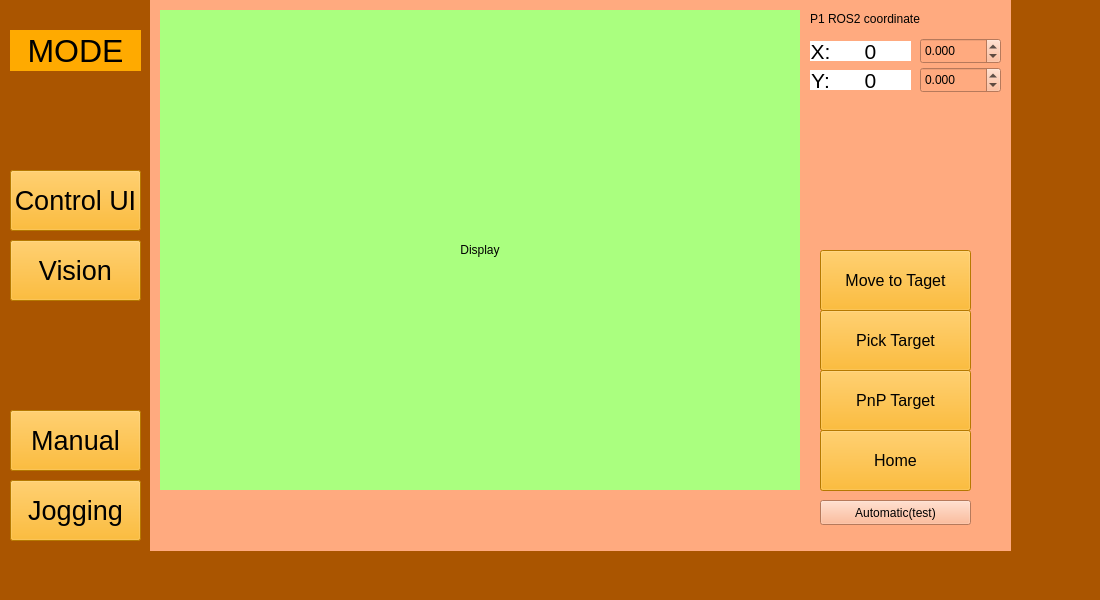
Old version of the form robotarm_gui/ros_gui_3.ui in the repository b6327835/robotarm.
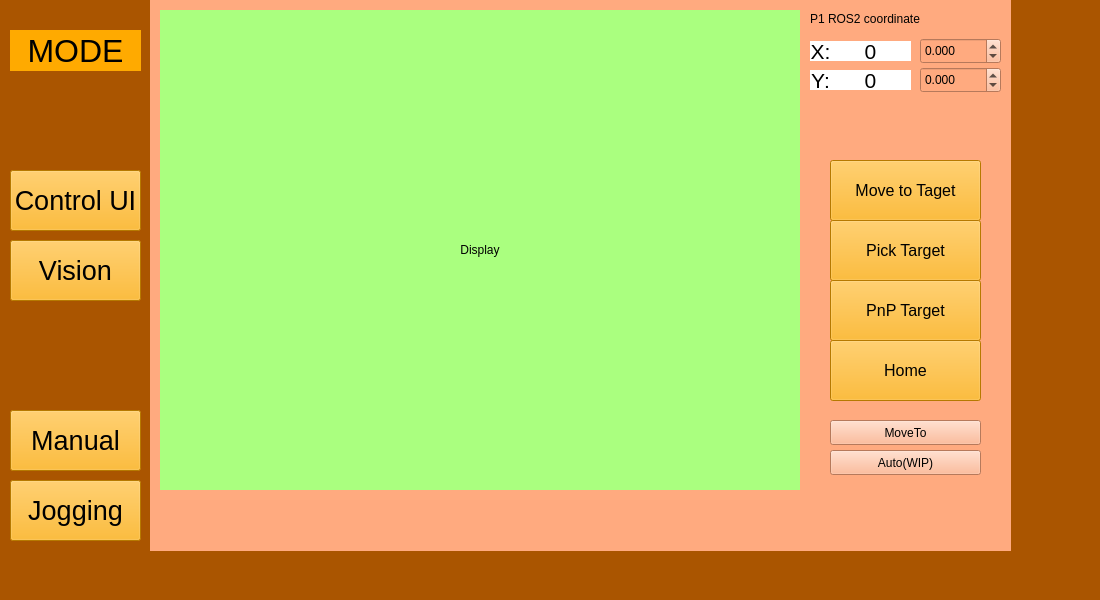
New version of the form. The open tabs and pages were chosen to show the change. Icons and pictures are not drawn.

Commit message: add moveto button

```diff
--- a/robotarm_gui/ros_gui_3.ui
+++ b/robotarm_gui/ros_gui_3.ui
@@ -492,8 +492,8 @@
      <widget class="QPushButton" name="home_bt">
       <property name="geometry">
        <rect>
-        <x>670</x>
-        <y>430</y>
+        <x>680</x>
+        <y>340</y>
         <width>151</width>
         <height>61</height>
        </rect>
@@ -513,8 +513,8 @@
      <widget class="QPushButton" name="Gopoint">
       <property name="geometry">
        <rect>
-        <x>670</x>
-        <y>250</y>
+        <x>680</x>
+        <y>160</y>
         <width>151</width>
         <height>61</height>
        </rect>
@@ -534,8 +534,8 @@
      <widget class="QPushButton" name="pnp_bt">
       <property name="geometry">
        <rect>
-        <x>670</x>
-        <y>370</y>
+        <x>680</x>
+        <y>280</y>
         <width>151</width>
         <height>61</height>
        </rect>
@@ -664,8 +664,8 @@
      <widget class="QPushButton" name="pick_target_bt">
       <property name="geometry">
        <rect>
-        <x>670</x>
-        <y>310</y>
+        <x>680</x>
+        <y>220</y>
         <width>151</width>
         <height>61</height>
        </rect>
@@ -729,14 +729,27 @@
      <widget class="QPushButton" name="auto_bt">
       <property name="geometry">
        <rect>
-        <x>670</x>
-        <y>500</y>
+        <x>680</x>
+        <y>450</y>
         <width>151</width>
         <height>25</height>
        </rect>
       </property>
       <property name="text">
-       <string>Automatic(test)</string>
+       <string>Auto(WIP)</string>
+      </property>
+     </widget>
+     <widget class="QPushButton" name="moveto_bt">
+      <property name="geometry">
+       <rect>
+        <x>680</x>
+        <y>420</y>
+        <width>151</width>
+        <height>25</height>
+       </rect>
+      </property>
+      <property name="text">
+       <string>MoveTo</string>
       </property>
      </widget>
     </widget>
```
Left out of the diff: 2 changed lines with no effect on the pictures. The commit also changes 1 other file.
